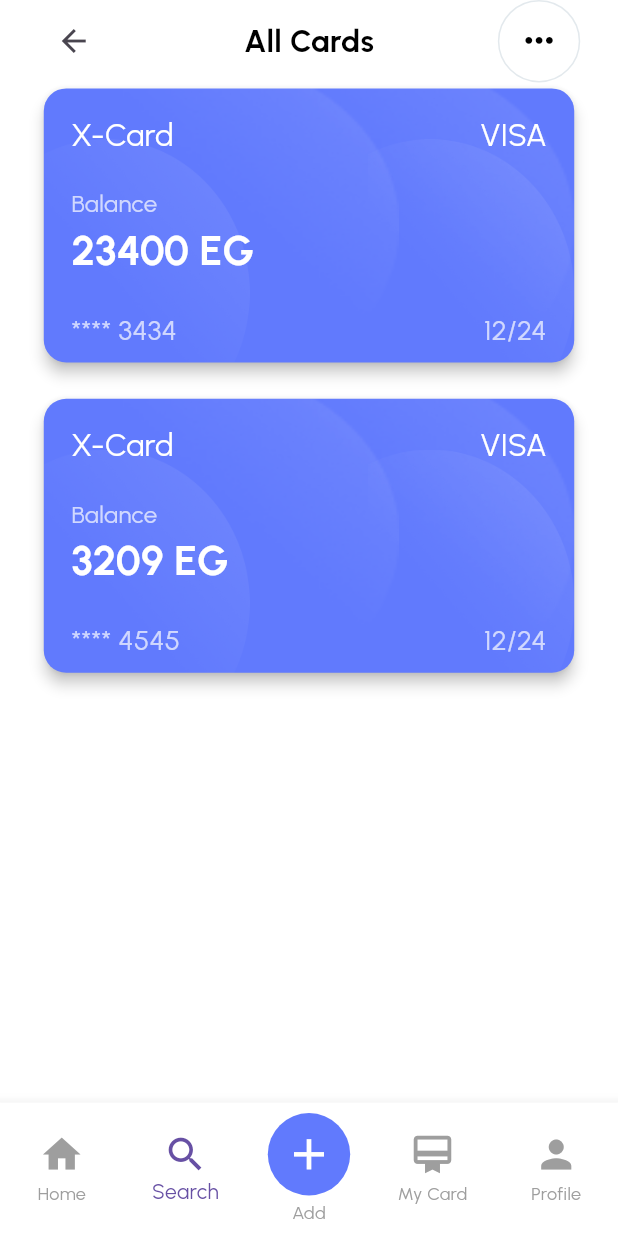
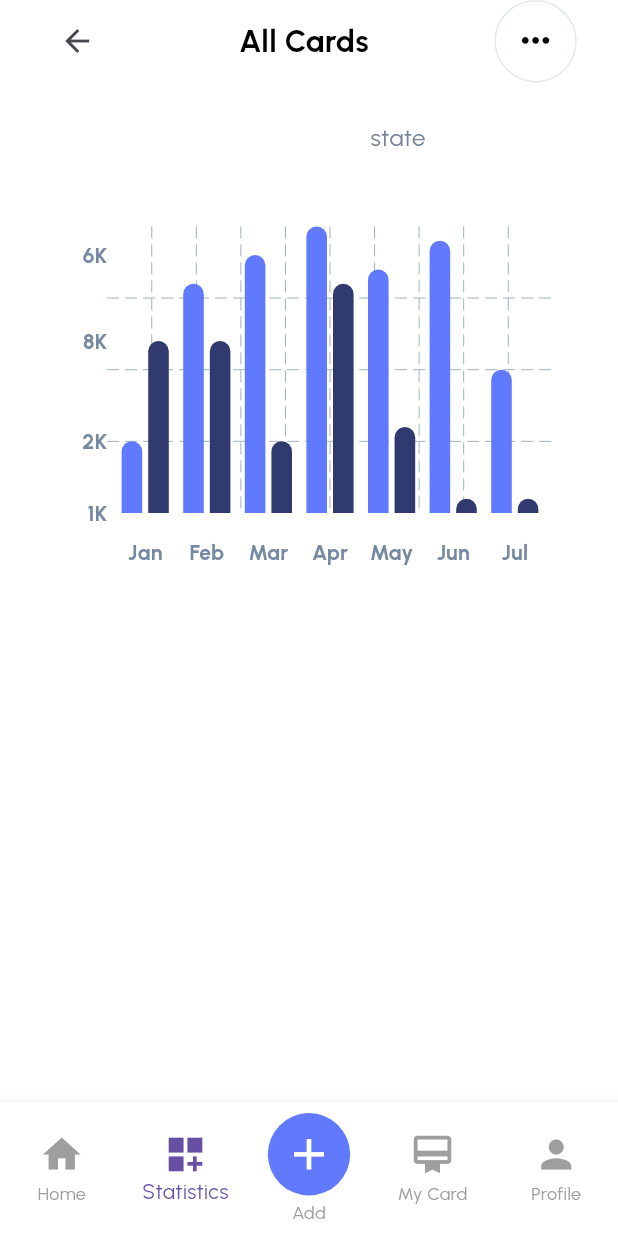
Before and after one commit to konynour/FINANCE_UI, a Flutter app: the MainScreen screen opened by its route, item 2 of the bottom bar chosen, on a phone screen of 412 x 824 dp. Run offline on Flutter 3.47's test engine with Material 3 defaults, Android fonts, the phone set to English and light mode, and no system bars; drawn by our look-alikes of fl_chart; our stand-ins replace carousel_slider, dots_indicator, flutter_screenutil, flutter_svg, go_router, pin_code_fields.

Commit message:
Initial commit

```diff
--- a/lib/core/styleling/back_button.dart
+++ b/lib/core/styleling/back_button.dart
@@ -17,14 +17,17 @@ class BackButton extends StatelessWidget {
           color: Colors.transparent,
           borderRadius: BorderRadius.circular(16.r),
 
-          border: Border.all(color: const Color(0xffE8ECFA), width: 1),
+          border: Border.all(color: const Color(0xffE3E9ED), width: 1),
         ),
         child: Center(
           child: InkWell(
             onTap: () {
               GoRouter.of(context).pop();
             },
-            child: Icon(Icons.arrow_back, color: AppCorlors.primarycolor),
+            child: Icon(
+              Icons.arrow_back_ios_new_rounded,
+              color: AppCorlors.primarycolor,
+            ),
           ),
         ),
       ),
--- a/lib/features/auth/create_new_password_screen.dart
+++ /dev/null
@@ -1 +0,0 @@
-// TODO Implement this library.
--- a/lib/features/auth/widgets/Forgot_password.dart
+++ /dev/null
@@ -1 +0,0 @@
-// TODO Implement this library.
--- a/lib/features/auth/widgets/forgot_password.dart
+++ /dev/null
@@ -1 +0,0 @@
-// TODO Implement this library.
--- a/lib/features/mainscreen/main_screen.dart
+++ b/lib/features/mainscreen/main_screen.dart
@@ -2,6 +2,7 @@ import 'dart:developer';
 import 'package:finance_ui/core/styleling/app_corlors.dart';
 import 'package:finance_ui/features/Homepage/home_page_Screen.dart';
 import 'package:finance_ui/features/mycardpage/widgets/mycard_screen.dart';
+import 'package:finance_ui/features/statistics/statistics.dart';
 import 'package:flutter/material.dart';
 import 'package:flutter_screenutil/flutter_screenutil.dart';
 
@@ -16,17 +17,15 @@ class _MainScreenState extends State<MainScreen> {
   int currentindex = 0;
   List<Widget> screen = [
     const HomeScreen(),
-    const MycardScreen(),
-    Container(
-      width: double.infinity,
-      height: double.infinity,
-      color: Colors.yellow,
-    ),
+     StatisticsScreen(),
     Container(
       width: double.infinity,
       height: double.infinity,
       color: Colors.blue,
     ),
+
+    const MycardScreen(),
+
     Container(
       width: double.infinity,
       height: double.infinity,
@@ -57,8 +56,8 @@ class _MainScreenState extends State<MainScreen> {
             ),
 
             const BottomNavigationBarItem(
-              icon: Icon(Icons.search, size: 30),
-              label: "Search",
+              icon: Icon(Icons.dashboard_customize, size: 30),
+              label: "Statistics",
             ),
             BottomNavigationBarItem(
               icon: Container(
--- /dev/null
+++ b/lib/features/statistics/statistics.dart
@@ -0,0 +1,269 @@
+import 'package:finance_ui/core/styleling/wiget/spacing_widgets.dart';
+import 'package:fl_chart/fl_chart.dart';
+import 'package:flutter/material.dart';
+import 'package:flutter_screenutil/flutter_screenutil.dart';
+
+class StatisticsScreen extends StatefulWidget {
+  StatisticsScreen({super.key});
+
+  final Color leftBarColor = const Color(0xff617AFD);
+  final Color rightBarColor = const Color(0xff303A6E);
+
+  @override
+  State<StatisticsScreen> createState() => _StatisticsScreenState();
+}
+
+class _StatisticsScreenState extends State<StatisticsScreen> {
+  final double width = 12.w;
+
+  late List<BarChartGroupData> rawBarGroups;
+  late List<BarChartGroupData> showingBarGroups;
+
+  int touchedGroupIndex = -1;
+
+  @override
+  void initState() {
+    super.initState();
+
+    final barGroups = [
+      makeGroupData(0, 5, 12),
+      makeGroupData(1, 16, 12),
+      makeGroupData(2, 18, 5),
+      makeGroupData(3, 20, 16),
+      makeGroupData(4, 17, 6),
+      makeGroupData(5, 19, 1),
+      makeGroupData(6, 10, 1),
+    ];
+
+    rawBarGroups = barGroups;
+    showingBarGroups = rawBarGroups;
+  }
+
+  @override
+  Widget build(BuildContext context) {
+    return Padding(
+      padding: EdgeInsets.symmetric(horizontal: 24.w),
+      child: Column(
+        children: [
+          heightspace(18),
+          // ✅ Header Row
+          Row(
+            mainAxisAlignment: MainAxisAlignment.spaceBetween,
+            children: [
+              const BackButton(),
+              Text(
+                "All Cards",
+                style: TextStyle(
+                  fontSize: 18.sp,
+                  fontWeight: FontWeight.bold,
+                  color: Colors.black,
+                ),
+              ),
+              Container(
+                width: 48.w,
+                height: 48.w,
+                alignment: Alignment.center,
+                decoration: BoxDecoration(
+                  shape: BoxShape.circle,
+                  border: Border.all(
+                    color: const Color(0xffE3E9ED),
+                    width: 1,
+                  ),
+                ),
+                child: Icon(
+                  Icons.more_horiz,
+                  size: 24.sp,
+                  color: const Color(0xff000000),
+                ),
+              ),
+            ],
+          ),
+          heightspace(20),
+          AspectRatio(
+            aspectRatio: 1,
+            child: Padding(
+              padding: const EdgeInsets.all(16),
+              child: Column(
+                crossAxisAlignment: CrossAxisAlignment.stretch,
+                children: <Widget>[
+                  Row(
+                    mainAxisSize: MainAxisSize.min,
+                    children: <Widget>[
+                      makeTransactionsIcon(),
+                      const SizedBox(width: 38),
+                      const Text(
+                        'Transactions',
+                        style: TextStyle(color: Colors.white, fontSize: 22),
+                      ),
+                      const SizedBox(width: 4),
+                      const Text(
+                        'state',
+                        style: TextStyle(
+                          color: Color(0xff77839a),
+                          fontSize: 16,
+                        ),
+                      ),
+                    ],
+                  ),
+                  const SizedBox(height: 38),
+                  Expanded(
+                    child: BarChart(
+                      BarChartData(
+                        maxY: 20,
+                        barTouchData: BarTouchData(
+                          touchTooltipData: BarTouchTooltipData(
+                            getTooltipColor: (group) => Colors.grey,
+                            getTooltipItem: (a, b, c, d) => null,
+                          ),
+                          touchCallback: (FlTouchEvent event, response) {
+                            if (response == null || response.spot == null) {
+                              setState(() {
+                                touchedGroupIndex = -1;
+                                showingBarGroups = List.of(rawBarGroups);
+                              });
+                              return;
+                            }
+
+                            touchedGroupIndex =
+                                response.spot!.touchedBarGroupIndex;
+
+                            setState(() {
+                              if (!event.isInterestedForInteractions) {
+                                touchedGroupIndex = -1;
+                                showingBarGroups = List.of(rawBarGroups);
+                                return;
+                              }
+
+                              showingBarGroups = List.of(rawBarGroups);
+                            });
+                          },
+                        ),
+                        titlesData: FlTitlesData(
+                          show: true,
+                          rightTitles: const AxisTitles(
+                            sideTitles: SideTitles(showTitles: false),
+                          ),
+                          topTitles: const AxisTitles(
+                            sideTitles: SideTitles(showTitles: false),
+                          ),
+                          bottomTitles: AxisTitles(
+                            sideTitles: SideTitles(
+                              showTitles: true,
+                              getTitlesWidget: bottomTitles,
+                              reservedSize: 42,
+                            ),
+                          ),
+                          leftTitles: AxisTitles(
+                            sideTitles: SideTitles(
+                              showTitles: true,
+                              reservedSize: 28,
+                              interval: 1,
+                              getTitlesWidget: leftTitles,
+                            ),
+                          ),
+                        ),
+                        borderData: FlBorderData(show: false),
+                        barGroups: showingBarGroups,
+                        gridData: const FlGridData(show: true),
+                      ),
+                    ),
+                  ),
+                  const SizedBox(height: 12),
+                ],
+              ),
+            ),
+          ),
+        ],
+      ),
+    );
+  }
+
+  Widget leftTitles(double value, TitleMeta meta) {
+    const style = TextStyle(
+      color: Color(0xff7589a2),
+      fontWeight: FontWeight.bold,
+      fontSize: 14,
+    );
+
+    String text;
+    if (value == 0) {
+      text = '1K';
+    } else if (value == 5) {
+      text = '2K';
+    } else if (value == 18) {
+      text = '6K';
+    } else if (value == 12) {
+      text = '8K';
+    } else {
+      return Container();
+    }
+
+    return SideTitleWidget(
+      meta: meta,
+      space: 0,
+      child: Text(text, style: style),
+    );
+  }
+
+  Widget bottomTitles(double value, TitleMeta meta) {
+    final titles = ['Jan', 'Feb', 'Mar', 'Apr', 'May', 'Jun', 'Jul'];
+
+    final Widget text = Text(
+      titles[value.toInt()],
+      style: const TextStyle(
+        color: Color(0xff7589a2),
+        fontWeight: FontWeight.bold,
+        fontSize: 14,
+      ),
+    );
+
+    return SideTitleWidget(meta: meta, space: 16, child: text);
+  }
+
+  BarChartGroupData makeGroupData(int x, double y1, double y2) {
+    return BarChartGroupData(
+      barsSpace: 4,
+      x: x,
+      barRods: [
+        BarChartRodData(
+          toY: y1,
+          color: widget.leftBarColor,
+          width: width,
+          borderRadius: BorderRadius.only(
+            topRight: Radius.circular(8.r),
+            topLeft: Radius.circular(8.r),
+          ),
+        ),
+        BarChartRodData(
+          toY: y2,
+          color: widget.rightBarColor,
+          width: width,
+          borderRadius: BorderRadius.only(
+            topRight: Radius.circular(8.r),
+            topLeft: Radius.circular(8.r),
+          ),
+        ),
+      ],
+    );
+  }
+
+  Widget makeTransactionsIcon() {
+    const width = 4.5;
+    const space = 3.5;
+
+    return Row(
+      mainAxisSize: MainAxisSize.min,
+      children: <Widget>[
+        Container(width: width, height: 10, color: Colors.white.withOpacity(0.4)),
+        const SizedBox(width: space),
+        Container(width: width, height: 28, color: Colors.white.withOpacity(0.8)),
+        const SizedBox(width: space),
+        Container(width: width, height: 42, color: Colors.white),
+        const SizedBox(width: space),
+        Container(width: width, height: 28, color: Colors.white.withOpacity(0.8)),
+        const SizedBox(width: space),
+        Container(width: width, height: 10, color: Colors.white.withOpacity(0.4)),
+      ],
+    );
+  }
+}
--- a/lib/features/statistics/ststistics.dart
+++ /dev/null
@@ -1,15 +0,0 @@
-import 'package:flutter/material.dart';
-
-class StstisticsScreen extends StatefulWidget {
-  const StstisticsScreen({super.key});
-
-  @override
-  State<StstisticsScreen> createState() => _StstisticsScreenState();
-}
-
-class _StstisticsScreenState extends State<StstisticsScreen> {
-  @override
-  Widget build(BuildContext context) {
-    return Column();
-  }
-}
--- a/pubspec.yaml
+++ b/pubspec.yaml
@@ -40,6 +40,7 @@ dependencies:
   pin_code_fields: ^8.0.1
   carousel_slider: ^5.0.0
   dots_indicator: ^4.0.1
+  fl_chart: ^0.71.0
 
 dev_dependencies:
   flutter_test:
```
Also changed, not shown: pubspec.lock.
